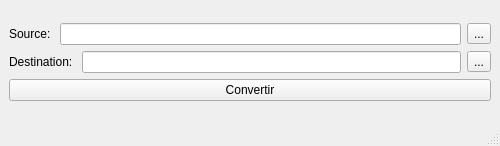
First picture: the form in main.ui, repository Starland9/SimpleVideoCompresser, before the edit.
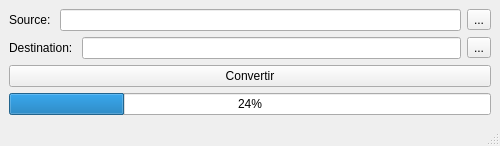
Second picture: the form after the edit.

Commit message:
feat: implement video compression with progress bar
Added a progress bar to the GUI to provide feedback on the video conversion process. The conversion is now performed in a separate thread to prevent the main thread from blocking.

Updated the conversion process to use a thread to avoid blocking the main thread. Improved user experience by adding a progress bar to track conversion progress.

Patch:
```diff
--- a/main.ui
+++ b/main.ui
@@ -80,6 +80,16 @@
         </property>
        </widget>
       </item>
+      <item>
+       <widget class="QProgressBar" name="progressBar">
+        <property name="enabled">
+         <bool>true</bool>
+        </property>
+        <property name="value">
+         <number>24</number>
+        </property>
+       </widget>
+      </item>
      </layout>
     </item>
    </layout>
```
The commit also changes 9 other files.
